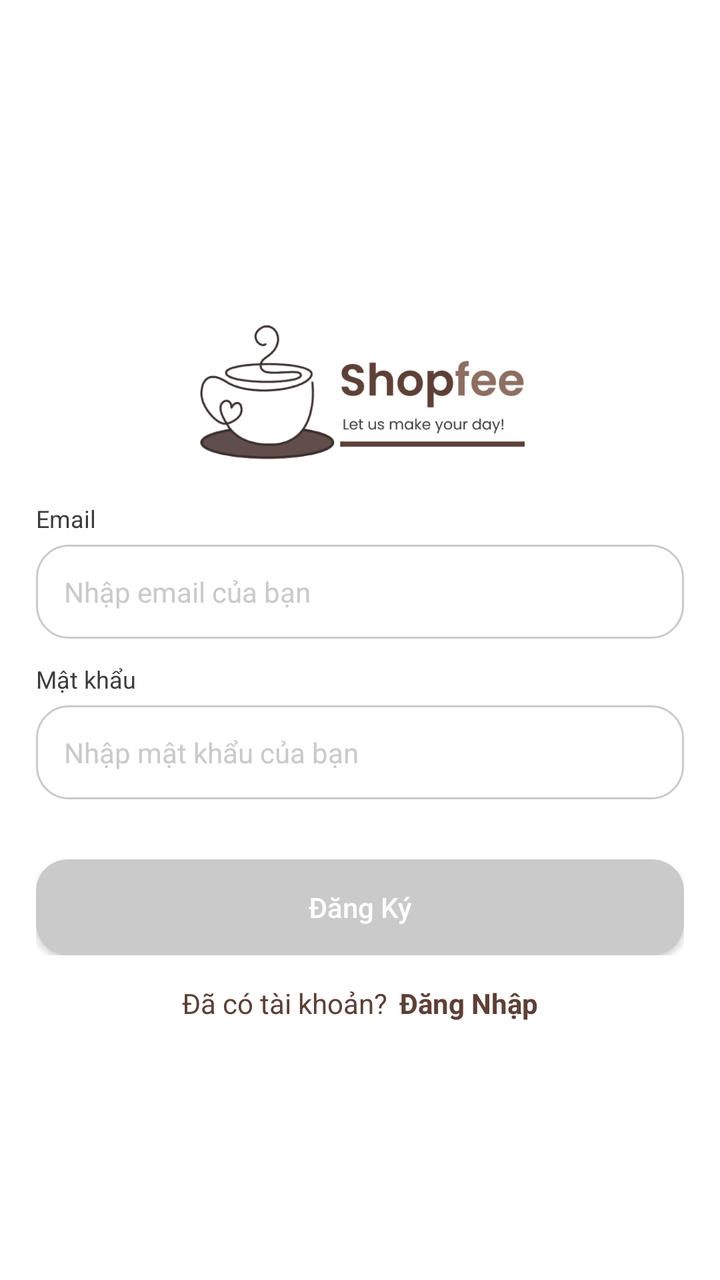
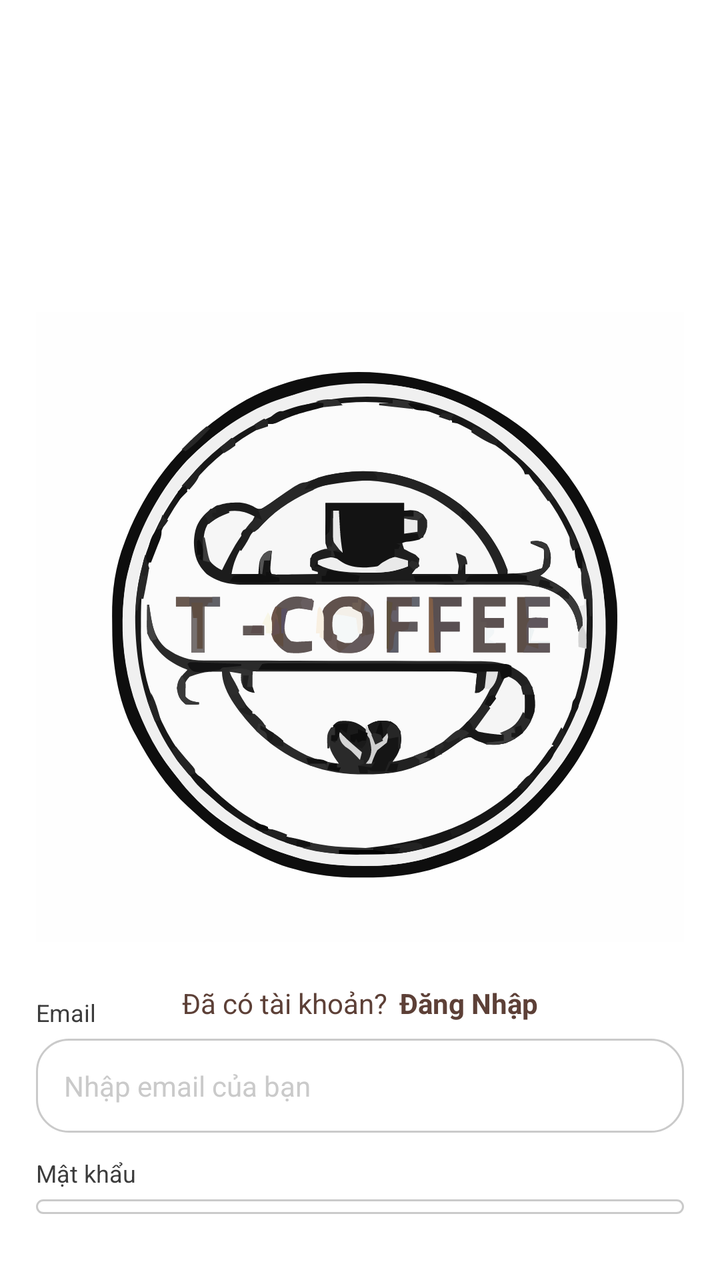

An Android layout rendered at two revisions. The XML below is the earlier revision; the diff shows what the commit changed to produce the second picture.
<!-- AndroidManifest.xml: application theme AppTheme -->
<!-- res/layout/activity_register.xml -->
<?xml version="1.0" encoding="utf-8"?>
<RelativeLayout xmlns:android="http://schemas.android.com/apk/res/android"
    xmlns:tools="http://schemas.android.com/tools"
    android:layout_width="match_parent"
    android:layout_height="match_parent"
    android:background="@color/white">

    <LinearLayout
        android:layout_width="match_parent"
        android:layout_height="wrap_content"
        android:layout_alignParentTop="true"
        android:layout_alignParentEnd="true"
        android:layout_marginTop="138dp"
        android:layout_marginEnd="0dp"
        android:gravity="center"
        android:orientation="vertical"
        android:padding="@dimen/define_dimen_18">

        <ImageView
            android:layout_width="wrap_content"
            android:layout_height="wrap_content"
            android:src="@drawable/ic_logo"
            tools:ignore="ContentDescription" />

        <TextView
            android:layout_width="match_parent"
            android:layout_height="wrap_content"
            android:layout_marginTop="@dimen/define_dimen_20"
            android:text="@string/email"
            android:textColor="@color/textColorHeading"
            android:textSize="@dimen/text_size_xsmall" />

        <EditText
            android:id="@+id/edt_email"
            android:layout_width="match_parent"
            android:layout_height="wrap_content"
            android:layout_marginTop="@dimen/define_dimen_5"
            android:background="@drawable/bg_white_corner_16_border_gray"
            android:hint="@string/hint_email"
            android:imeOptions="actionNext"
            android:inputType="textEmailAddress"
            android:padding="@dimen/define_dimen_14"
            android:textColor="@color/textColorHeading"
            android:textColorHint="@color/textColorAccent"
            android:textSize="@dimen/text_size_small"
            tools:ignore="Autofill" />

        <TextView
            android:layout_width="match_parent"
            android:layout_height="wrap_content"
            android:layout_marginTop="@dimen/define_dimen_12"
            android:text="@string/password"
            android:textColor="@color/textColorHeading"
            android:textSize="@dimen/text_size_xsmall" />

        <EditText
            android:id="@+id/edt_password"
            android:layout_width="match_parent"
            android:layout_height="wrap_content"
            android:layout_marginTop="@dimen/define_dimen_5"
            android:background="@drawable/bg_white_corner_16_border_gray"
            android:hint="@string/hint_password"
            android:imeOptions="actionDone"
            android:inputType="textPassword"
            android:padding="@dimen/define_dimen_14"
            android:textColor="@color/textColorHeading"
            android:textColorHint="@color/textColorAccent"
            android:textSize="@dimen/text_size_small"
            tools:ignore="Autofill" />

        <Button
            android:id="@+id/btn_register"
            android:layout_width="match_parent"
            android:layout_height="wrap_content"
            android:layout_marginTop="@dimen/define_dimen_30"
            android:background="@drawable/bg_button_disable_corner_16"
            android:text="@string/register"
            android:textAllCaps="false"
            android:textColor="@color/white"
            android:textSize="@dimen/text_size_small" />
    </LinearLayout>

    <LinearLayout
        android:id="@+id/layout_login"
        android:layout_width="match_parent"
        android:layout_height="wrap_content"
        android:layout_alignParentEnd="true"
        android:layout_alignParentBottom="true"
        android:layout_marginEnd="0dp"
        android:layout_marginBottom="111dp"
        android:gravity="center"
        android:orientation="horizontal"
        android:padding="@dimen/define_dimen_18">

        <TextView
            android:layout_width="wrap_content"
            android:layout_height="wrap_content"
            android:text="@string/have_account"
            android:textColor="@color/colorPrimaryDark"
            android:textSize="@dimen/text_size_small" />

        <TextView
            android:layout_width="wrap_content"
            android:layout_height="wrap_content"
            android:layout_marginStart="@dimen/define_dimen_6"
            android:text="@string/login"
            android:textColor="@color/textColorPrimary"
            android:textSize="@dimen/text_size_small"
            android:textStyle="bold" />
    </LinearLayout>
</RelativeLayout>
<!-- resources referenced by this layout -->
<resources>
  <color name="colorPrimaryDark">#5D4037</color>
  <color name="textColorAccent">#CACACA</color>
  <color name="textColorHeading">#3C3C3C</color>
  <color name="textColorPrimary">#5D4037</color>
  <color name="white">#ffffff</color>
  <dimen name="define_dimen_12">12dp</dimen>
  <dimen name="define_dimen_14">14dp</dimen>
  <dimen name="define_dimen_18">18dp</dimen>
  <dimen name="define_dimen_20">20dp</dimen>
  <dimen name="define_dimen_30">30dp</dimen>
  <dimen name="define_dimen_5">5dp</dimen>
  <dimen name="define_dimen_6">6dp</dimen>
  <dimen name="text_size_small">14sp</dimen>
  <dimen name="text_size_xsmall">12sp</dimen>
  <!-- drawable bg_button_disable_corner_16 (drawable) -->
  <?xml version="1.0" encoding="utf-8"?>
  <shape xmlns:android="http://schemas.android.com/apk/res/android">
      <corners android:radius="@dimen/define_dimen_16" />
      <solid android:color="@color/colorAccent" />
  </shape>
  <!-- drawable bg_white_corner_16_border_gray (drawable) -->
  <?xml version="1.0" encoding="utf-8"?>
  <shape xmlns:android="http://schemas.android.com/apk/res/android">
      <corners android:radius="@dimen/define_dimen_16" />
      <solid android:color="@color/white" />
      <stroke
          android:width="1dp"
          android:color="@color/colorAccent" />
  </shape>
  <!-- drawable ic_logo: png bitmap (drawable-hdpi, 13958 bytes) -->
  <string name="email">Email</string>
  <string name="have_account">Đã có tài khoản?</string>
  <string name="hint_email">Nhập email của bạn</string>
  <string name="hint_password">Nhập mật khẩu của bạn</string>
  <string name="login">Đăng Nhập</string>
  <string name="password">Mật khẩu</string>
  <string name="register">Đăng Ký</string>
  <style name="AppTheme" parent="Theme.AppCompat.Light.NoActionBar">
          <item name="colorPrimaryDark">@color/colorPrimaryDark</item>
          <item name="android:listDivider">@android:color/transparent</item>
          <item name="android:windowLightStatusBar">true</item>
          <item name="android:statusBarColor">@color/white</item>
      </style>
  <dimen name="define_dimen_16">16dp</dimen>
  <color name="colorAccent">#CACACA</color>
</resources>

<!-- the commit's change to res/layout/activity_register.xml (unified diff, before → after) -->
@@ -19,7 +19,7 @@
         <ImageView
             android:layout_width="wrap_content"
             android:layout_height="wrap_content"
-            android:src="@drawable/ic_logo"
+            android:src="@drawable/logo_cafe"
             tools:ignore="ContentDescription" />
 
         <TextView
<!-- resource entries referenced after the edit -->
@@ -29,7 +29,7 @@
           android:width="1dp"
           android:color="@color/colorAccent" />
   </shape>
-  <!-- drawable ic_logo: png bitmap (drawable-hdpi, 13958 bytes) -->
+  <!-- drawable logo_cafe: vector/xml drawable (drawable, 69249 chars, omitted) -->
   <string name="email">Email</string>
   <string name="have_account">Đã có tài khoản?</string>
   <string name="hint_email">Nhập email của bạn</string>
